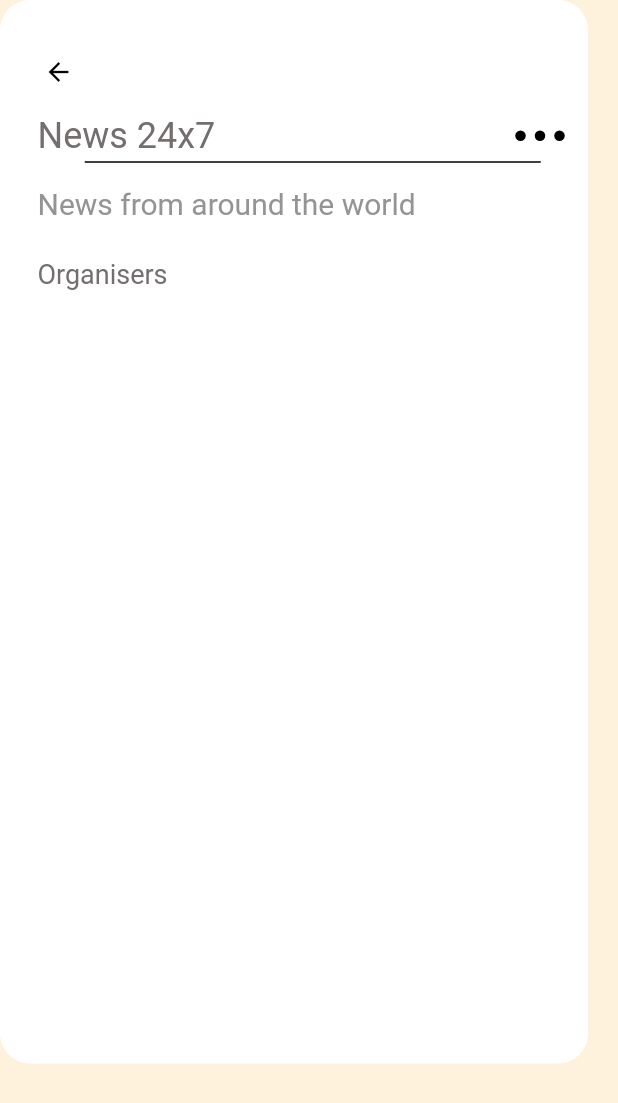
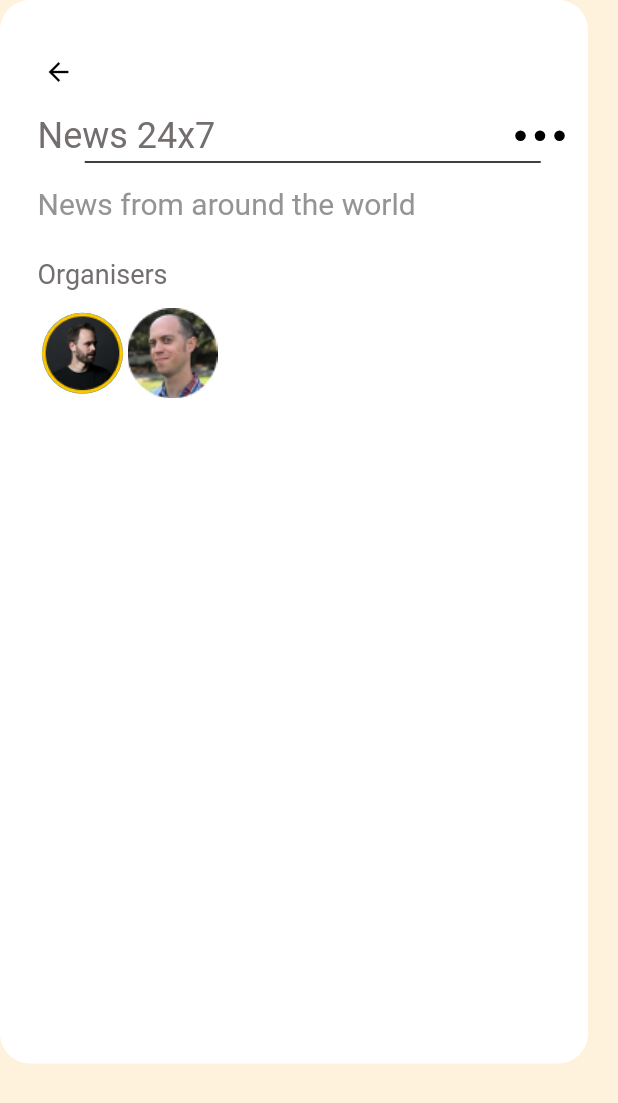
Before and after one commit to marivelmunozm/redSocial, a Flutter app: the PaginaRoom screen opened directly, on a phone screen of 412 x 824 dp. Shown: the top 1103 px of the screen. Run offline on Flutter 3.47's test engine with Material 2 defaults, Android fonts, the phone set to English and light mode, and no system bars; Roboto replaces fonts that are missing (Poppins).

Commit message:
CAMBIO DE CONTAINERs

```diff
--- a/lib/pantallas/pagina_room.dart
+++ b/lib/pantallas/pagina_room.dart
@@ -79,6 +79,33 @@ class PaginaRoom extends StatelessWidget {
                   SizedBox(
                     height: 12,
                   ),
+                  Column(
+                    children: [
+                      Row(children: [
+                        Container(
+                          padding: EdgeInsets.all(3),
+                          width: 60,
+                          height: 60,
+                          child: CircleAvatar(
+                            radius: 50,
+                            backgroundImage: AssetImage("assets/circulo.png"),
+                          ),
+                        ),
+                        Row(
+                          children: [
+                            Container(
+                              width: 60,
+                              height: 60,
+                              decoration: BoxDecoration(
+                                borderRadius: BorderRadius.circular(10),
+                              ),
+                              child: Image.asset("assets/circulo2.png"),
+                            ),
+                          ],
+                        ),
+                      ]),
+                    ],
+                  ),
                 ],
               ),
             ),
```
Also changed, not shown: assets/Copia de Ellipse 2.png (added), assets/circulo.png (added), assets/circulo2.png (added).
